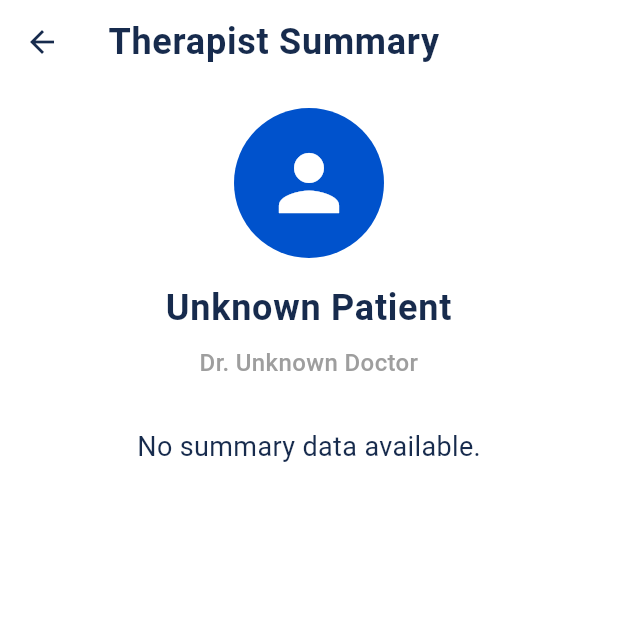
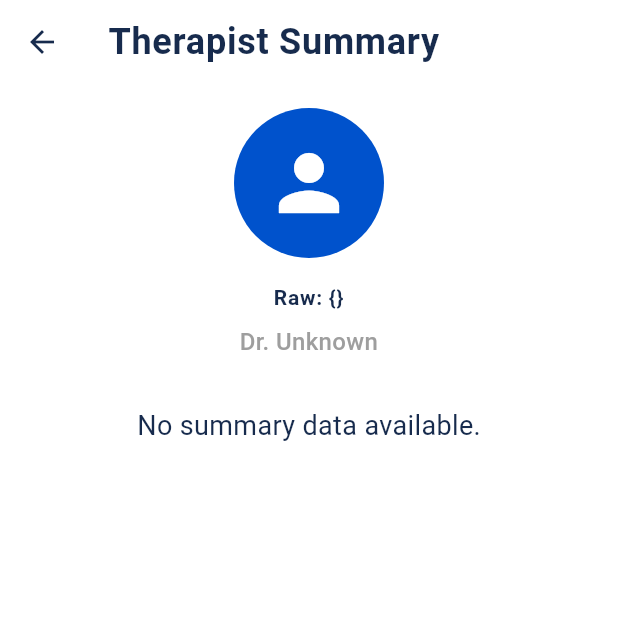
Before and after one commit to amalshadin/STARTATHON-26, a Flutter app: the ProfileScreen screen opened directly, on a phone screen of 412 x 824 dp, the top half of it. Run offline on Flutter 3.47's test engine with Material 3 defaults, Android fonts, the phone set to English and light mode, and no system bars; our stand-ins replace crystal_navigation_bar, fl_chart, flutter_animate, flutter_blue_plus, flutter_dotenv, permission_handler; accounts and stored records are empty.

Commit message:
added ble

```diff
--- a/app/lib/views/profile/profile_screen.dart
+++ b/app/lib/views/profile/profile_screen.dart
@@ -9,7 +9,10 @@ class ProfileScreen extends StatelessWidget {
   Widget build(BuildContext context) {
     return Scaffold(
       appBar: AppBar(
-        title: const Text('Therapist Summary', style: DesignTokens.headingStyle),
+        title: const Text(
+          'Therapist Summary',
+          style: DesignTokens.headingStyle,
+        ),
       ),
       body: SafeArea(
         child: SingleChildScrollView(
@@ -31,19 +34,59 @@ class ProfileScreen extends StatelessWidget {
                   }
 
                   final data = snapshot.data ?? {};
-                  final name = data['name'] ?? '${data['first_name'] ?? 'Unknown'} ${data['last_name'] ?? 'Patient'}';
-                  final doctor = data['doctor_name'] ?? data['doctor'] ?? 'Unknown Doctor';
+
+                  // Extract patient name with high tolerance
+                  final firstName =
+                      data['first_name'] ??
+                      data['firstName'] ??
+                      data['given_name'];
+                  final lastName =
+                      data['last_name'] ??
+                      data['lastName'] ??
+                      data['family_name'];
+                  String name = data['full_name'] ?? '';
+                  if (name.isEmpty && firstName != null) {
+                    name = '$firstName ${lastName ?? ''}'.trim();
+                  }
+                  if (name.isEmpty) {
+                    name = 'Raw: $data'; // Debug fallback
+                  }
+
+                  // Extract doctor name with high tolerance
+                  dynamic docData =
+                      data['doctor'] ??
+                      data['assigned_doctor'] ??
+                      data['therapist'];
+                  String doctorName =
+                      data['doctor_name'] ?? data['doctorName'] ?? '';
+
+                  if (doctorName.isEmpty && docData is Map) {
+                    final docFirst =
+                        docData['first_name'] ?? docData['firstName'];
+                    final docLast = docData['last_name'] ?? docData['lastName'];
+                    doctorName =
+                        docData['name'] ??
+                        (docFirst != null ? '$docFirst $docLast' : '');
+                  }
+
+                  if (doctorName.isEmpty) {
+                    doctorName = docData is String ? docData : 'Unknown';
+                  }
 
                   return Column(
                     children: [
                       Text(
                         name,
                         textAlign: TextAlign.center,
-                        style: DesignTokens.headingStyle,
+                        style: DesignTokens.headingStyle.copyWith(
+                          fontSize: name.startsWith('Raw:')
+                              ? 14
+                              : 24, // Smaller font if it's raw JSON
+                        ),
                       ),
                       const SizedBox(height: 8),
                       Text(
-                        'Dr. $doctor',
+                        'Dr. $doctorName',
                         textAlign: TextAlign.center,
                         style: const TextStyle(
                           fontSize: 16,
@@ -57,7 +100,10 @@ class ProfileScreen extends StatelessWidget {
               ),
               const SizedBox(height: 32),
               const Center(
-                child: Text('No summary data available.', style: DesignTokens.bodyStyle),
+                child: Text(
+                  'No summary data available.',
+                  style: DesignTokens.bodyStyle,
+                ),
               ),
             ],
           ),
```
Also changed, not shown: app/lib/providers/ble_telemetry_provider.dart (+31 -16 lines), app/lib/services/ble_service.dart (+3 -14 lines).
